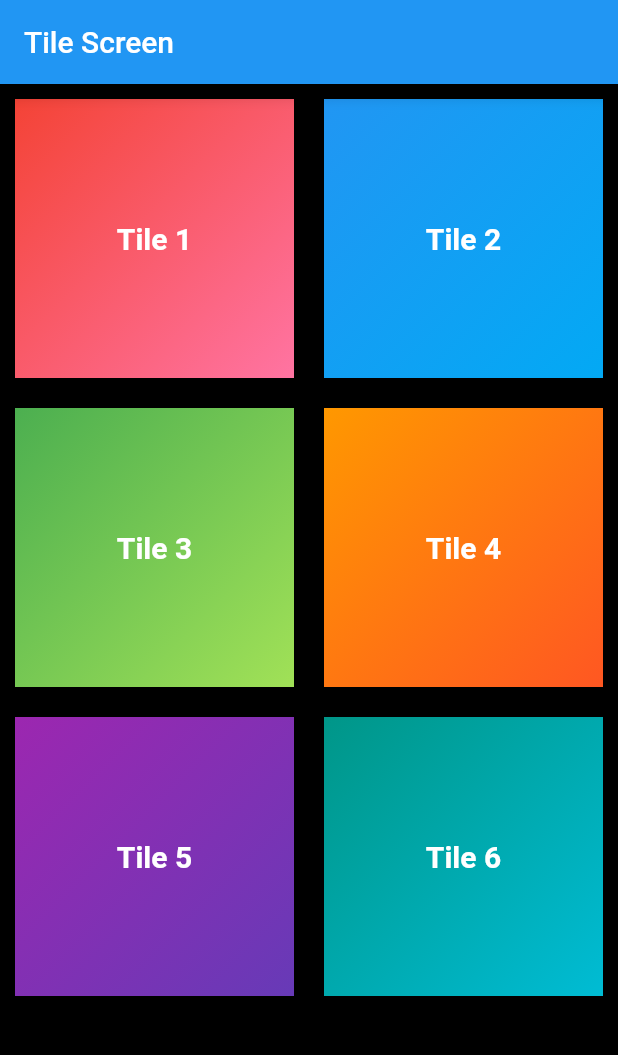
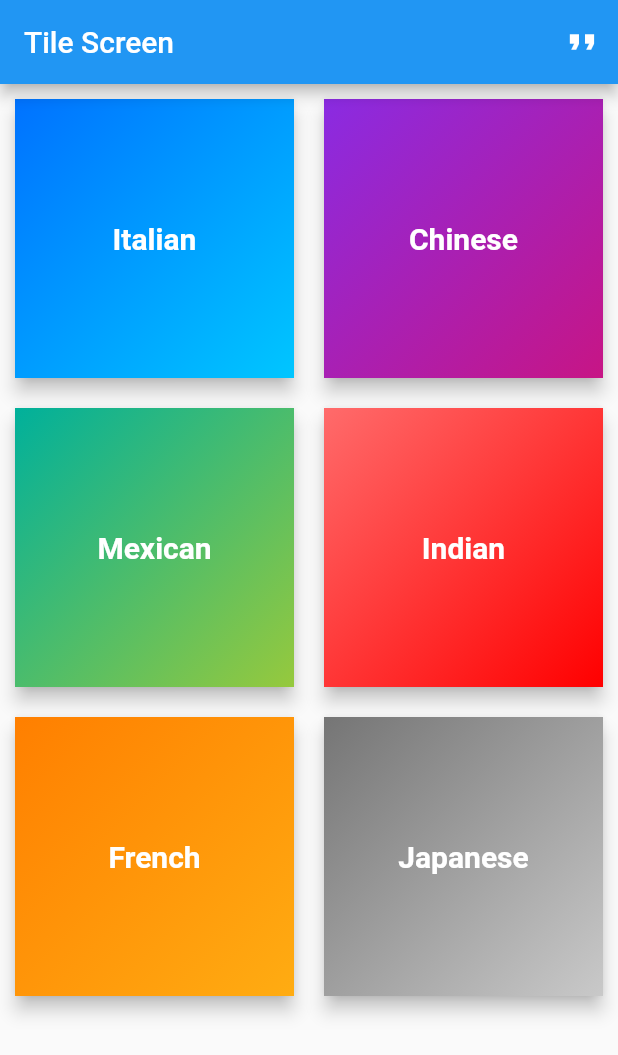
Before and after one commit to rahu1ramesh/recipes-flutter, a Flutter app: the screen it shows after launch, on a phone screen of 412 x 824 dp. Shown: the top 1055 px of the screen. Run offline on Flutter 3.47's test engine with Material 2 defaults, Android fonts, the phone set to English and light mode, and no system bars; our stand-ins replace go_router.

Commit message:
[Rahul] | Add. Routing.

```diff
--- a/lib/main.dart
+++ b/lib/main.dart
@@ -1,5 +1,7 @@
 import 'package:cookbook/screens/home.dart';
+import 'package:cookbook/screens/qoutes.dart';
 import 'package:flutter/material.dart';
+import 'package:go_router/go_router.dart';
 
 void main() {
   runApp(const MyApp());
@@ -10,10 +12,28 @@ class MyApp extends StatelessWidget {
 
   @override
   Widget build(BuildContext context) {
-    return const MaterialApp(
-      title: 'Flutter Demo',
+    final GoRouter router = GoRouter(
+      routes: <RouteBase>[
+        GoRoute(
+          path: '/',
+          builder: (BuildContext context, GoRouterState state) {
+            return const HomeScreen();
+          },
+          routes: <RouteBase>[
+            GoRoute(
+              path: 'quotes',
+              builder: (BuildContext context, GoRouterState state) {
+                return const QuotesScreen();
+              },
+            ),
+          ],
+        ),
+      ],
+    );
+
+    return MaterialApp.router(
       debugShowCheckedModeBanner: false,
-      home: HomeScreen(),
+      routerConfig: router,
     );
   }
 }
--- a/lib/models/cuisine.dart
+++ b/lib/models/cuisine.dart
@@ -2,8 +2,22 @@ import 'package:cookbook/models/recipe.dart';
 
 class Cuisine {
   final String name;
-  final List<String> colors;
-  final Recipe recipes;
+  final List<dynamic> colors;
+  final List<Recipe> recipes;
 
-  Cuisine(this.name, this.colors, this.recipes);
+  const Cuisine({
+    required this.name,
+    required this.colors,
+    required this.recipes,
+  });
+
+  factory Cuisine.fromJson(Map<String, dynamic> json) {
+    return Cuisine(
+      name: json['name'] as String,
+      colors: json['colors'] as List<dynamic>,
+      recipes: (json['recipes'] as List<dynamic>)
+          .map((e) => Recipe.fromJson(e))
+          .toList(),
+    );
+  }
 }
--- a/lib/models/recipe.dart
+++ b/lib/models/recipe.dart
@@ -1,7 +1,19 @@
 class Recipe {
   final String name;
-  final List<String> ingredients;
+  final List<dynamic> ingredients;
   final String instructions;
 
-  Recipe(this.name, this.ingredients, this.instructions);
+  const Recipe({
+    required this.name,
+    required this.ingredients,
+    required this.instructions,
+  });
+
+  factory Recipe.fromJson(Map<String, dynamic> json) {
+    return Recipe(
+      name: json['name'] as String,
+      ingredients: json['ingredients'] as List<dynamic>,
+      instructions: json['instructions'] as String,
+    );
+  }
 }
--- a/lib/screens/home.dart
+++ b/lib/screens/home.dart
@@ -1,60 +1,95 @@
+import 'package:cookbook/screens/cuisine.dart';
 import 'package:flutter/material.dart';
+import 'dart:convert';
+import 'package:flutter/services.dart';
+import 'package:go_router/go_router.dart';
+import '../models/cuisine.dart';
 
-class HomeScreen extends StatelessWidget {
+class HomeScreen extends StatefulWidget {
   const HomeScreen({super.key});
+
+  @override
+  State<HomeScreen> createState() => _HomeScreenState();
+}
+
+class _HomeScreenState extends State<HomeScreen> {
+  List<Cuisine> cuisineList = [];
+
+  @override
+  void initState() {
+    super.initState();
+    _readJson().then((_) {
+      setState(() {});
+    });
+  }
+
+  Future<void> _readJson() async {
+    final String response = await rootBundle.loadString('data/data.json');
+    final Map<String, dynamic> jsonData = json.decode(response);
+    for (var key in jsonData.keys) {
+      cuisineList.add(Cuisine.fromJson(jsonData[key]));
+    }
+  }
 
   @override
   Widget build(BuildContext context) {
     return Scaffold(
-      backgroundColor: Colors.black,
       appBar: AppBar(
         title: const Text('Tile Screen'),
+        actions: <Widget>[
+          IconButton(
+            icon: const Icon(
+              Icons.format_quote_sharp,
+              color: Colors.white,
+            ),
+            onPressed: () => context.go('/quotes'),
+          )
+        ],
       ),
       body: GridView.builder(
         gridDelegate: const SliverGridDelegateWithFixedCrossAxisCount(
           crossAxisCount: 2, // 2 tiles in a row
         ),
-        itemCount: 6,
+        itemCount: cuisineList.length,
         itemBuilder: (context, index) {
           return TileWidget(
-            text: 'Tile ${index + 1}',
-            gradientColors: _getGradientColors(index),
+            text: cuisineList[index].name,
+            gradientColors: [
+              Color(int.parse(cuisineList[index].colors[0], radix: 16)),
+              Color(int.parse(cuisineList[index].colors[1], radix: 16))
+            ],
+            cuisine: cuisineList[index],
           );
         },
       ),
     );
-  }
-
-  // Function to generate unique gradient colors for each tile
-  List<Color> _getGradientColors(int index) {
-    switch (index % 6) {
-      case 0:
-        return [Colors.red, const Color.fromARGB(255, 255, 116, 162)];
-      case 1:
-        return [Colors.blue, Colors.lightBlue];
-      case 2:
-        return [Colors.green, const Color.fromARGB(255, 161, 225, 87)];
-      case 3:
-        return [Colors.orange, Colors.deepOrange];
-      case 4:
-        return [Colors.purple, Colors.deepPurple];
-      case 5:
-        return [Colors.teal, Colors.cyan];
-      default:
-        return [Colors.black, Colors.grey];
-    }
   }
 }
 
 class TileWidget extends StatelessWidget {
   final String text;
   final List<Color> gradientColors;
+  final Cuisine cuisine;
 
-  TileWidget({super.key, required this.text, required this.gradientColors});
+  const TileWidget({
+    super.key,
+    required this.text,
+    required this.gradientColors,
+    required this.cuisine,
+  });
 
   @override
   Widget build(BuildContext context) {
-    return Card(
+    return InkWell(
+      onTap: () => Navigator.push(
+        context,
+        MaterialPageRoute(
+          builder: (context) => CuisineScreen(
+            cuisine: cuisine,
+          ),
+        ),
+      ),
+      child: Card(
         elevation: 5,
         margin: const EdgeInsets.all(10),
         child: Container(
@@ -76,6 +111,7 @@ class TileWidget extends StatelessWidget {
             ),
           ),
         ),
+      ),
     );
   }
 }
--- /dev/null
+++ b/lib/screens/qoutes.dart
@@ -0,0 +1,66 @@
+import 'dart:math';
+import 'package:flutter/material.dart';
+import 'package:go_router/go_router.dart';
+
+final List<String> quotes = [
+  "Cooking is like love. It should be entered into with abandon or not at all. \n\n\n- Harriet Van Horne",
+  "A recipe has no soul. You as the cook must bring soul to the recipe. \n\n\n- Thomas Keller",
+  "Cooking is like painting or writing a song. Just as there are only so many notes or colors, there are only so many flavors—it’s how you combine them that sets you apart. \n\n\n- Wolfgang Puck",
+  "If you are a chef, no matter how good a chef you are, it’s not good cooking for yourself; the joy is in cooking for others. It’s the same with music. \n\n\n- will.i.am",
+  "Cooking with kids is not just about ingredients, recipes, and cooking. It’s about harnessing imagination, empowerment, and creativity. \n\n\n- Guy Fieri",
+  "Real cooking is more about following your heart than following recipes. \n\n\n- Unknown",
+  "Cooking is at once child’s play and adult joy. And cooking done with care is an act of love. \n\n\n- Craig Claiborne",
+  "So when people ask me, ‘What do you think of Michelin?’ I don’t cook for guides. I cook for customers. \n\n\n- Gordon Ramsay",
+  "Cooking is not difficult. Everyone has taste, even if they don’t realize it. Even if you’re not a great chef, there’s nothing to stop you understanding the difference between what tastes good and what doesn’t. \n\n\n- Gerard Depardieu",
+  "Cooking requires confident guesswork and improvisation—experimentation and substitution, dealing with failure and uncertainty in a creative way. \n\n\n- Paul Theroux",
+  "The only real stumbling block is fear of failure. In cooking, you’ve got to have a what-the-hell attitude. \n\n\n- Julia Child",
+  "Cooking demands attention, patience, and above all, a respect for the gifts of the earth. It is a form of worship, a way of giving thanks. \n\n\n- Judith B. Jones"
+];
+
+class QuotesScreen extends StatelessWidget {
+  const QuotesScreen({super.key});
+
+  @override
+  Widget build(BuildContext context) {
+    Random random = Random();
+    int randomIndex = random.nextInt(quotes.length);
+    final String cookingQuote = quotes[randomIndex];
+    return Scaffold(
+      body: Center(
+        child: Padding(
+          padding: const EdgeInsets.symmetric(
+            horizontal: 20.0,
+            vertical: 50.0,
+          ),
+          child: Column(
+            children: [
+              Text(
+                cookingQuote,
+                style: const TextStyle(
+                  fontSize: 20,
+                  fontWeight: FontWeight.bold,
+                ),
+              ),
+              Padding(
+                padding: const EdgeInsets.only(top: 30.0),
+                child: ElevatedButton(
+                  onPressed: () => context.go('/'),
+                  child: const Padding(
+                    padding: EdgeInsets.all(8.0),
+                    child: Text(
+                      "Home",
+                      style: TextStyle(
+                        fontSize: 20,
+                        fontWeight: FontWeight.bold,
+                      ),
+                    ),
+                  ),
+                ),
+              )
+            ],
+          ),
+        ),
+      ),
+    );
+  }
+}
```
Also changed, not shown: data/data.json (+12 -12 lines), lib/screens/cuisine.dart (added, +54 -0 lines), lib/screens/recipe.dart (+69 -2 lines), pubspec.yaml (+4 -69 lines), pubspec.lock. Lines whose indentation alone changed are shown as unchanged.
